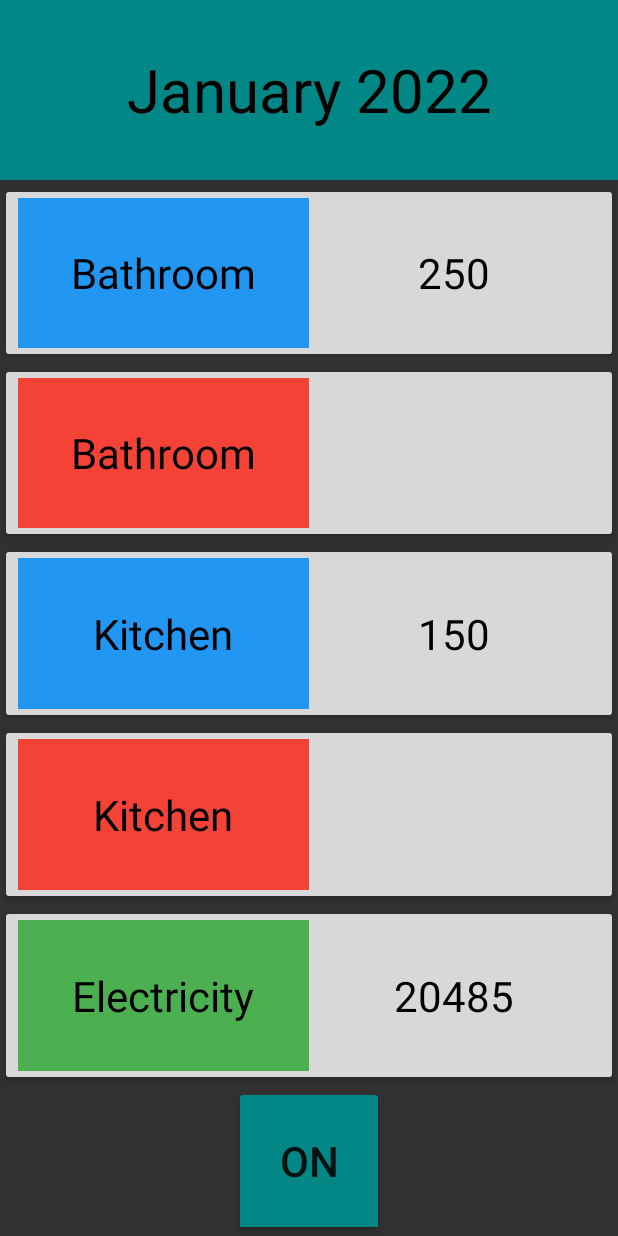
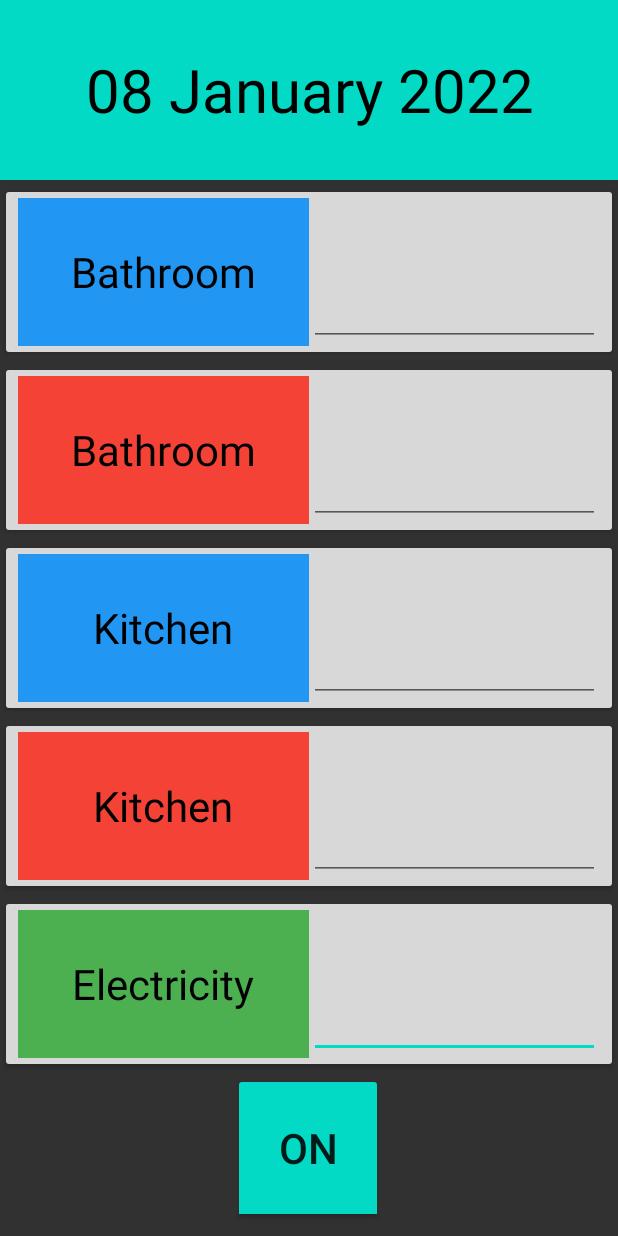
Before and after one commit to victor1810/UtilityMeters, an Android app: the screen it shows after launch (MainActivity), after a tap on "Electricity", on a phone screen of 412 x 824 dp. Run offline under Robolectric (Android 15) with nearby library versions, the phone set to English and light mode, and no system bars; 1 statement that could not run was skipped; 2 other taps on this screen came first.

Commit message:
Added display of the current date in the header

```diff
--- a/app/src/main/java/com/victor/utilitymeters/MainActivity.kt
+++ b/app/src/main/java/com/victor/utilitymeters/MainActivity.kt
@@ -12,6 +12,8 @@ import android.widget.LinearLayout
 import android.widget.TextView
 import android.widget.ToggleButton
 import androidx.appcompat.app.AlertDialog
+import java.text.SimpleDateFormat
+import java.util.*
 
 class MainActivity : AppCompatActivity() {
    private lateinit var cameraManager: CameraManager
@@ -20,6 +22,14 @@ class MainActivity : AppCompatActivity() {
    override fun onCreate(savedInstanceState: Bundle?) {
       super.onCreate(savedInstanceState)
       setContentView(R.layout.activity_main)
+
+      val currentDate = findViewById<TextView>(R.id.textDate)
+        fun getCurrentDate(): String {
+            val sdf = SimpleDateFormat("dd MMMM yyyy")
+            return sdf.format(Date())
+        }
+        currentDate.text = getCurrentDate()
+
       title = "KotlinApp"
       val isFlashAvailable = applicationContext.packageManager
       .hasSystemFeature(PackageManager.FEATURE_CAMERA_FRONT)
@@ -36,19 +46,19 @@ class MainActivity : AppCompatActivity() {
       toggleButton.setOnCheckedChangeListener { _, isChecked -> switchFlashLight(isChecked) }
 
       findViewById<LinearLayout>(R.id.cwb_btn).setOnClickListener {
-         findViewById<TextView>(R.id.text_input_cold_water_bathroom).text = "250"
+         findViewById<TextView>(R.id.text_input_cold_water_bathroom).text = ""
       }
       findViewById<LinearLayout>(R.id.hwb_btn).setOnClickListener {
-         findViewById<TextView>(R.id.text_input_hot_water_bathroom).text = "120"
+         findViewById<TextView>(R.id.text_input_hot_water_bathroom).text = ""
       }
       findViewById<LinearLayout>(R.id.cwk_btn).setOnClickListener {
-         findViewById<TextView>(R.id.text_input_cold_water_kitchen).text = "150"
+         findViewById<TextView>(R.id.text_input_cold_water_kitchen).text = ""
       }
       findViewById<LinearLayout>(R.id.hwk_btn).setOnClickListener {
-         findViewById<TextView>(R.id.text_input_hot_water_kitchen).text = "101"
+         findViewById<TextView>(R.id.text_input_hot_water_kitchen).text = ""
       }
       findViewById<LinearLayout>(R.id.electric_btn).setOnClickListener {
-         findViewById<TextView>(R.id.text_input_electricity).text = "20485"
+         findViewById<TextView>(R.id.text_input_electricity).text = ""
       }
 
    }
--- a/app/src/main/res/layout/activity_main.xml
+++ b/app/src/main/res/layout/activity_main.xml
@@ -8,12 +8,12 @@
     tools:context=".MainActivity">
 
     <TextView
-        android:id="@+id/textMonth"
+        android:id="@+id/textDate"
         android:layout_width="match_parent"
         android:layout_height="120dp"
-        android:background="@color/teal_700"
+        android:background="@color/teal_200"
         android:gravity="center"
-        android:text="@string/january_2022"
+        android:text="@string/date"
         android:textColor="@color/black"
         android:textSize="40sp"
         app:layout_constraintEnd_toEndOf="parent"
@@ -25,7 +25,7 @@
         android:id="@+id/flashlightButton"
         android:layout_width="100dp"
         android:layout_height="100dp"
-        android:backgroundTint="@color/teal_700"
+        android:backgroundTint="@color/teal_200"
         android:scaleType="fitCenter"
         android:text="On/Off Camera LED/ Flashlight Android"
         android:textOff="@string/on"
@@ -33,7 +33,10 @@
         android:textSize="28sp"
         app:layout_constraintBottom_toBottomOf="parent"
         app:layout_constraintEnd_toEndOf="parent"
-        app:layout_constraintStart_toStartOf="parent" />
+        app:layout_constraintHorizontal_bias="0.498"
+        app:layout_constraintStart_toStartOf="parent"
+        app:layout_constraintTop_toBottomOf="@+id/textDate"
+        app:layout_constraintVertical_bias="0.986" />
 
     <LinearLayout
         android:layout_width="match_parent"
@@ -44,7 +47,7 @@
         app:layout_constraintBottom_toTopOf="@+id/flashlightButton"
         app:layout_constraintEnd_toEndOf="parent"
         app:layout_constraintStart_toStartOf="parent"
-        app:layout_constraintTop_toBottomOf="@+id/textMonth">
+        app:layout_constraintTop_toBottomOf="@+id/textDate">
 
         <LinearLayout
             android:id="@+id/cwb_btn"
@@ -66,7 +69,7 @@
                 android:textColor="@color/black"
                 android:textSize="28sp" />
 
-            <TextView
+            <EditText
                 android:id="@+id/text_input_cold_water_bathroom"
                 android:layout_width="0dp"
                 android:gravity="center"
@@ -96,7 +99,7 @@
                 android:textColor="@color/black"
                 android:textSize="28sp" />
 
-            <TextView
+            <EditText
                 android:id="@+id/text_input_hot_water_bathroom"
                 android:layout_width="0dp"
                 android:gravity="center"
@@ -126,7 +129,7 @@
                 android:textColor="@color/black"
                 android:textSize="28sp" />
 
-            <TextView
+            <EditText
                 android:id="@+id/text_input_cold_water_kitchen"
                 android:layout_width="0dp"
                 android:gravity="center"
@@ -156,7 +159,7 @@
                 android:textColor="@color/black"
                 android:textSize="28sp" />
 
-            <TextView
+            <EditText
                 android:id="@+id/text_input_hot_water_kitchen"
                 android:layout_width="0dp"
                 android:gravity="center"
@@ -186,14 +189,14 @@
                 android:textColor="@color/black"
                 android:textSize="28sp" />
 
-            <TextView
+            <EditText
                 android:id="@+id/text_input_electricity"
                 android:layout_width="0dp"
+                android:layout_height="match_parent"
+                android:layout_weight="1"
                 android:gravity="center"
-                android:textSize="28sp"
                 android:textColor="@color/black"
-                android:layout_height="match_parent"
-                android:layout_weight="1" />
+                android:textSize="28sp" />
         </LinearLayout>
 
     </LinearLayout>
```
Also changed, not shown: app/src/main/AndroidManifest.xml (+9 -3 lines).
